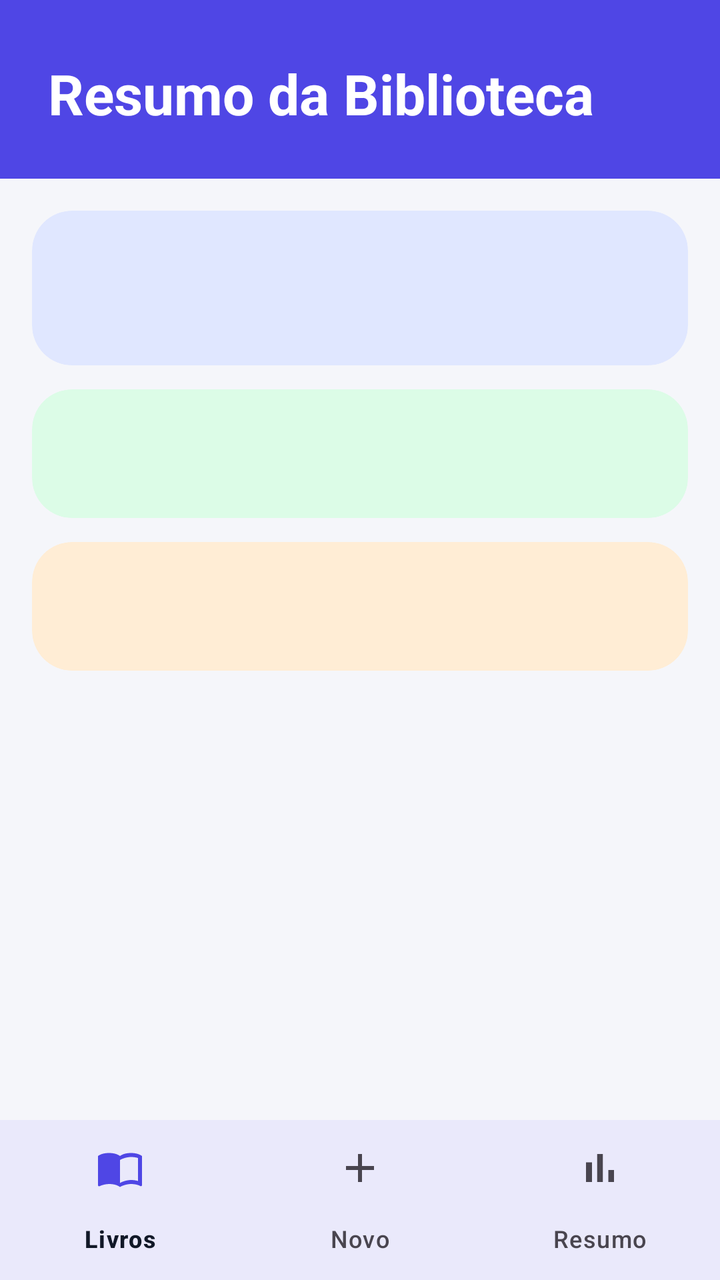
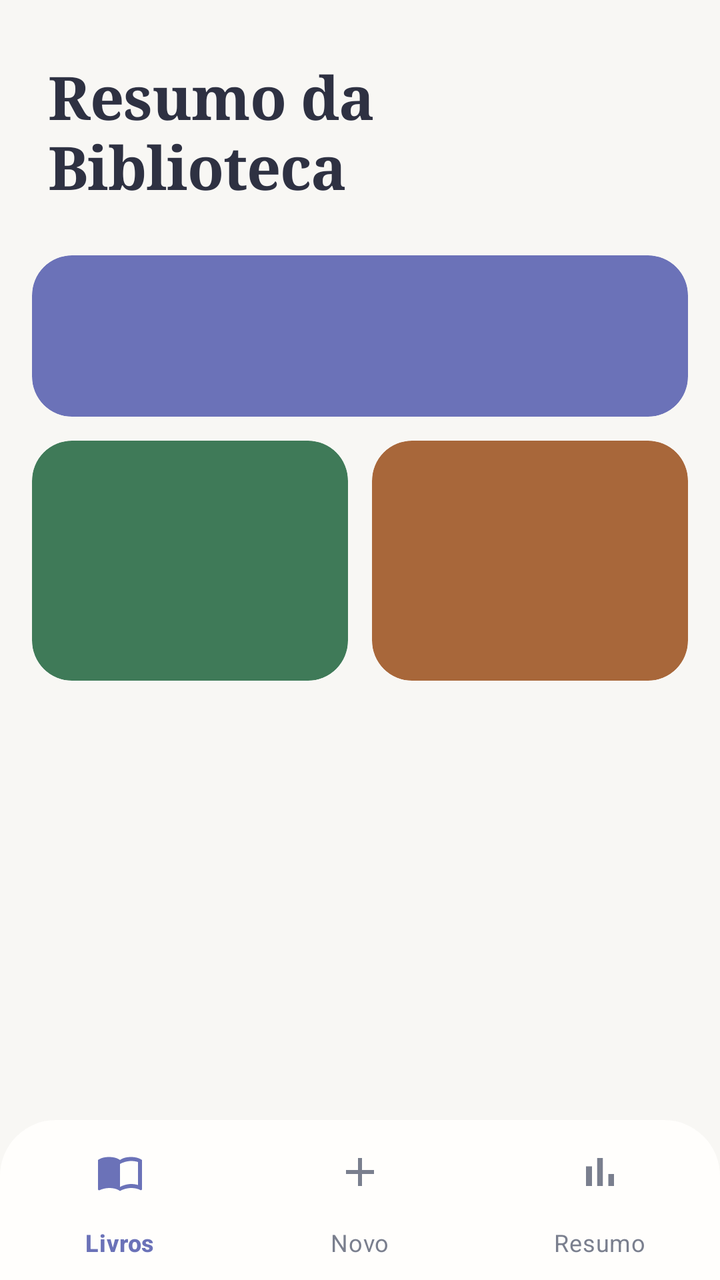

Two renders of the same Android screen: before a commit and after it. Below are the layout's source before the change and the commit's diff.
<!-- AndroidManifest.xml: application theme Theme.BibliotecaPessoal -->
<!-- res/layout/activity_resumo.xml -->
<?xml version="1.0" encoding="utf-8"?>
<androidx.constraintlayout.widget.ConstraintLayout xmlns:android="http://schemas.android.com/apk/res/android"
    xmlns:app="http://schemas.android.com/apk/res-auto"
    xmlns:tools="http://schemas.android.com/tools"
    android:id="@+id/main"
    android:layout_width="match_parent"
    android:layout_height="match_parent"
    android:background="@color/cor_fundo"
    tools:context=".ResumoActivity">

    
    <TextView
        android:id="@+id/txtCabecalho"
        android:layout_width="0dp"
        android:layout_height="wrap_content"
        android:background="@color/cor_primaria"
        android:paddingStart="24dp"
        android:paddingTop="28dp"
        android:paddingEnd="24dp"
        android:paddingBottom="24dp"
        android:text="@string/titulo_resumo"
        android:textColor="@color/cor_texto_cabecalho"
        android:textSize="28sp"
        android:textStyle="bold"
        app:layout_constraintEnd_toEndOf="parent"
        app:layout_constraintStart_toStartOf="parent"
        app:layout_constraintTop_toTopOf="parent" />

    
    <LinearLayout
        android:layout_width="0dp"
        android:layout_height="wrap_content"
        android:orientation="vertical"
        android:padding="16dp"
        app:layout_constraintEnd_toEndOf="parent"
        app:layout_constraintStart_toStartOf="parent"
        app:layout_constraintTop_toBottomOf="@id/txtCabecalho">

        <com.google.android.material.card.MaterialCardView
            android:layout_width="match_parent"
            android:layout_height="wrap_content"
            app:cardBackgroundColor="@color/cor_primaria_clara"
            app:cardCornerRadius="20dp"
            app:cardElevation="0dp"
            app:strokeWidth="0dp">

            <TextView
                android:id="@+id/txtTotal"
                android:layout_width="match_parent"
                android:layout_height="wrap_content"
                android:padding="24dp"
                android:textColor="@color/cor_primaria"
                android:textSize="22sp"
                android:textStyle="bold" />
        </com.google.android.material.card.MaterialCardView>

        <com.google.android.material.card.MaterialCardView
            android:layout_width="match_parent"
            android:layout_height="wrap_content"
            android:layout_marginTop="12dp"
            app:cardBackgroundColor="@color/cor_lido_fundo"
            app:cardCornerRadius="20dp"
            app:cardElevation="0dp"
            app:strokeWidth="0dp">

            <TextView
                android:id="@+id/txtLidos"
                android:layout_width="match_parent"
                android:layout_height="wrap_content"
                android:padding="20dp"
                android:textColor="@color/cor_lido"
                android:textSize="18sp"
                android:textStyle="bold" />
        </com.google.android.material.card.MaterialCardView>

        <com.google.android.material.card.MaterialCardView
            android:layout_width="match_parent"
            android:layout_height="wrap_content"
            android:layout_marginTop="12dp"
            app:cardBackgroundColor="@color/cor_nao_lido_fundo"
            app:cardCornerRadius="20dp"
            app:cardElevation="0dp"
            app:strokeWidth="0dp">

            <TextView
                android:id="@+id/txtNaoLidos"
                android:layout_width="match_parent"
                android:layout_height="wrap_content"
                android:padding="20dp"
                android:textColor="@color/cor_nao_lido"
                android:textSize="18sp"
                android:textStyle="bold" />
        </com.google.android.material.card.MaterialCardView>
    </LinearLayout>

    
    <com.google.android.material.bottomnavigation.BottomNavigationView
        android:id="@+id/bottomNav"
        android:layout_width="0dp"
        android:layout_height="wrap_content"
        android:background="@color/cor_superficie"
        app:elevation="8dp"
        app:layout_constraintBottom_toBottomOf="parent"
        app:layout_constraintEnd_toEndOf="parent"
        app:layout_constraintStart_toStartOf="parent"
        app:menu="@menu/menu_bottom" />

</androidx.constraintlayout.widget.ConstraintLayout>
<!-- resources referenced by this layout -->
<resources>
  <color name="cor_fundo">#F5F6FA</color>
  <color name="cor_lido">#15803D</color>
  <color name="cor_lido_fundo">#DCFCE7</color>
  <color name="cor_nao_lido">#C2410C</color>
  <color name="cor_nao_lido_fundo">#FFEDD5</color>
  <color name="cor_primaria">#4F46E5</color>
  <color name="cor_primaria_clara">#E0E7FF</color>
  <color name="cor_superficie">#FFFFFF</color>
  <style name="Base.Theme.BibliotecaPessoal" parent="Theme.Material3.Light.NoActionBar">
          <item name="colorPrimary">@color/cor_primaria</item>
          <item name="colorOnPrimary">@color/cor_texto_cabecalho</item>
          <item name="colorPrimaryContainer">@color/cor_primaria_clara</item>
          <item name="colorOnPrimaryContainer">@color/cor_primaria</item>
          
          <item name="colorSecondaryContainer">@color/cor_primaria_clara</item>
          <item name="colorOnSecondaryContainer">@color/cor_primaria</item>
          <item name="colorSurface">@color/cor_superficie</item>
          <item name="colorOnSurface">@color/cor_texto_primario</item>
          <item name="colorOutline">@color/cor_divisor</item>
          <item name="android:colorBackground">@color/cor_fundo</item>
          <item name="android:windowBackground">@color/cor_fundo</item>
      </style>
  <color name="cor_texto_primario">#111827</color>
  <color name="cor_divisor">#E5E7EB</color>
  <!-- unchanged entries left out for length: 3 -->
</resources>

<!-- the commit's change to res/layout/activity_resumo.xml (unified diff, before → after) -->
@@ -11,17 +11,14 @@
     
     <TextView
         android:id="@+id/txtCabecalho"
+        style="@style/Texto.Cabecalho"
         android:layout_width="0dp"
         android:layout_height="wrap_content"
-        android:background="@color/cor_primaria"
         android:paddingStart="24dp"
         android:paddingTop="28dp"
         android:paddingEnd="24dp"
-        android:paddingBottom="24dp"
+        android:paddingBottom="8dp"
         android:text="@string/titulo_resumo"
-        android:textColor="@color/cor_texto_cabecalho"
-        android:textSize="28sp"
-        android:textStyle="bold"
         app:layout_constraintEnd_toEndOf="parent"
         app:layout_constraintStart_toStartOf="parent"
         app:layout_constraintTop_toTopOf="parent" />
@@ -39,7 +36,7 @@
         <com.google.android.material.card.MaterialCardView
             android:layout_width="match_parent"
             android:layout_height="wrap_content"
-            app:cardBackgroundColor="@color/cor_primaria_clara"
+            app:cardBackgroundColor="@color/cor_primaria"
             app:cardCornerRadius="20dp"
             app:cardElevation="0dp"
             app:strokeWidth="0dp">
@@ -49,48 +46,58 @@
                 android:layout_width="match_parent"
                 android:layout_height="wrap_content"
                 android:padding="24dp"
-                android:textColor="@color/cor_primaria"
-                android:textSize="22sp"
-                android:textStyle="bold" />
+                android:textColor="@color/cor_texto_cabecalho"
+                android:textAppearance="@style/Texto.ResumoTotal" />
         </com.google.android.material.card.MaterialCardView>
 
-        <com.google.android.material.card.MaterialCardView
+        
+        <LinearLayout
             android:layout_width="match_parent"
             android:layout_height="wrap_content"
             android:layout_marginTop="12dp"
-            app:cardBackgroundColor="@color/cor_lido_fundo"
-            app:cardCornerRadius="20dp"
-            app:cardElevation="0dp"
-            app:strokeWidth="0dp">
+            android:baselineAligned="false"
+            android:orientation="horizontal">
 
-            <TextView
-                android:id="@+id/txtLidos"
-                android:layout_width="match_parent"
-                android:layout_height="wrap_content"
-                android:padding="20dp"
-                android:textColor="@color/cor_lido"
-                android:textSize="18sp"
-                android:textStyle="bold" />
-        </com.google.android.material.card.MaterialCardView>
+            <com.google.android.material.card.MaterialCardView
+                android:layout_width="0dp"
+                android:layout_height="match_parent"
+                android:layout_marginEnd="6dp"
+                android:layout_weight="1"
+                app:cardBackgroundColor="@color/cor_lido"
+                app:cardCornerRadius="20dp"
+                app:cardElevation="0dp"
+                app:strokeWidth="0dp">
 
-        <com.google.android.material.card.MaterialCardView
-            android:layout_width="match_parent"
-            android:layout_height="wrap_content"
-            android:layout_marginTop="12dp"
-            app:cardBackgroundColor="@color/cor_nao_lido_fundo"
-            app:cardCornerRadius="20dp"
-            app:cardElevation="0dp"
-            app:strokeWidth="0dp">
+                <TextView
+                    android:id="@+id/txtLidos"
+                    android:layout_width="match_parent"
+                    android:layout_height="wrap_content"
+                    android:minHeight="120dp"
+                    android:padding="20dp"
+                    android:textColor="@color/cor_texto_cabecalho"
+                    android:textAppearance="@style/Texto.ResumoItem" />
+            </com.google.android.material.card.MaterialCardView>
 
-            <TextView
-                android:id="@+id/txtNaoLidos"
-                android:layout_width="match_parent"
-                android:layout_height="wrap_content"
-                android:padding="20dp"
-                android:textColor="@color/cor_nao_lido"
-                android:textSize="18sp"
-                android:textStyle="bold" />
-        </com.google.android.material.card.MaterialCardView>
+            <com.google.android.material.card.MaterialCardView
+                android:layout_width="0dp"
+                android:layout_height="match_parent"
+                android:layout_marginStart="6dp"
+                android:layout_weight="1"
+                app:cardBackgroundColor="@color/cor_nao_lido"
+                app:cardCornerRadius="20dp"
+                app:cardElevation="0dp"
+                app:strokeWidth="0dp">
+
+                <TextView
+                    android:id="@+id/txtNaoLidos"
+                    android:layout_width="match_parent"
+                    android:layout_height="wrap_content"
+                    android:minHeight="120dp"
+                    android:padding="20dp"
+                    android:textColor="@color/cor_texto_cabecalho"
+                    android:textAppearance="@style/Texto.ResumoItem" />
+            </com.google.android.material.card.MaterialCardView>
+        </LinearLayout>
     </LinearLayout>
 
     
@@ -98,8 +105,6 @@
         android:id="@+id/bottomNav"
         android:layout_width="0dp"
         android:layout_height="wrap_content"
-        android:background="@color/cor_superficie"
-        app:elevation="8dp"
         app:layout_constraintBottom_toBottomOf="parent"
         app:layout_constraintEnd_toEndOf="parent"
         app:layout_constraintStart_toStartOf="parent"
<!-- resource entries referenced after the edit -->
@@ -1,13 +1,28 @@
 <!-- resources referenced by this layout -->
 <resources>
-  <color name="cor_fundo">#F5F6FA</color>
-  <color name="cor_lido">#15803D</color>
-  <color name="cor_lido_fundo">#DCFCE7</color>
-  <color name="cor_nao_lido">#C2410C</color>
-  <color name="cor_nao_lido_fundo">#FFEDD5</color>
-  <color name="cor_primaria">#4F46E5</color>
-  <color name="cor_primaria_clara">#E0E7FF</color>
-  <color name="cor_superficie">#FFFFFF</color>
+  <color name="cor_fundo">#F8F7F4</color>
+  <color name="cor_lido">#3F7A58</color>
+  <color name="cor_nao_lido">#A8673A</color>
+  <color name="cor_primaria">#6B72B8</color>
+  <style name="Texto.Cabecalho" parent="">
+          <item name="android:fontFamily">serif</item>
+          <item name="android:textStyle">bold</item>
+          <item name="android:textSize">30sp</item>
+          <item name="android:letterSpacing">-0.01</item>
+          <item name="android:textColor">@color/cor_texto_primario</item>
+      </style>
+  <style name="Texto.ResumoItem" parent="">
+          <item name="android:fontFamily">sans-serif-medium</item>
+          <item name="android:textSize">18sp</item>
+          <item name="android:letterSpacing">0.01</item>
+      </style>
+  <style name="Texto.ResumoTotal" parent="">
+          <item name="android:fontFamily">serif</item>
+          <item name="android:textStyle">bold</item>
+          <item name="android:textSize">24sp</item>
+      </style>
+  <color name="cor_primaria_clara">#F2F2F8</color>
+  <color name="cor_superficie">#FFFEFC</color>
   <style name="Base.Theme.BibliotecaPessoal" parent="Theme.Material3.Light.NoActionBar">
           <item name="colorPrimary">@color/cor_primaria</item>
           <item name="colorOnPrimary">@color/cor_texto_cabecalho</item>
@@ -21,9 +36,65 @@
           <item name="colorOutline">@color/cor_divisor</item>
           <item name="android:colorBackground">@color/cor_fundo</item>
           <item name="android:windowBackground">@color/cor_fundo</item>
+          
+          <item name="materialButtonStyle">@style/Botao.Principal</item>
+          <item name="bottomNavigationStyle">@style/MenuInferior</item>
+          <item name="checkboxStyle">@style/Caixa.Lido</item>
       </style>
-  <color name="cor_texto_primario">#111827</color>
-  <color name="cor_divisor">#E5E7EB</color>
+  <color name="cor_texto_primario">#2E3142</color>
+  <color name="cor_divisor">#ECEAE4</color>
+  <style name="Botao.Principal" parent="Widget.Material3.Button">
+          <item name="android:fontFamily">sans-serif-medium</item>
+          <item name="android:textAllCaps">false</item>
+          <item name="android:textSize">16sp</item>
+          <item name="android:letterSpacing">0.02</item>
+      </style>
+  <style name="MenuInferior" parent="Widget.Material3.BottomNavigationView">
+          <item name="backgroundTint">@color/cor_superficie</item>
+          <item name="elevation">16dp</item>
+          <item name="shapeAppearance">@style/Forma.MenuInferior</item>
+          <item name="itemPaddingTop">14dp</item>
+          <item name="itemPaddingBottom">14dp</item>
+          <item name="labelVisibilityMode">labeled</item>
+          <item name="itemTextAppearanceActive">@style/Texto.MenuAtivo</item>
+          <item name="itemTextAppearanceInactive">@style/Texto.MenuInativo</item>
+          <item name="itemActiveIndicatorStyle">@style/Indicador.MenuInferior</item>
+          <item name="materialThemeOverlay">@style/Overlay.MenuInferior</item>
+      </style>
+  <style name="Caixa.Lido" parent="Widget.Material3.CompoundButton.CheckBox">
+          <item name="android:fontFamily">sans-serif</item>
+          <item name="android:textSize">16sp</item>
+      </style>
+  <style name="Forma.MenuInferior" parent="">
+          <item name="cornerFamily">rounded</item>
+          <item name="cornerSizeTopLeft">28dp</item>
+          <item name="cornerSizeTopRight">28dp</item>
+          <item name="cornerSizeBottomLeft">0dp</item>
+          <item name="cornerSizeBottomRight">0dp</item>
+      </style>
+  <style name="Texto.MenuAtivo" parent="TextAppearance.Material3.LabelMedium">
+          <item name="android:fontFamily">sans-serif-medium</item>
+          <item name="fontFamily">sans-serif-medium</item>
+          <item name="android:letterSpacing">0.02</item>
+      </style>
+  <style name="Texto.MenuInativo" parent="TextAppearance.Material3.LabelMedium">
+          <item name="android:fontFamily">sans-serif</item>
+          <item name="fontFamily">sans-serif</item>
+          <item name="android:letterSpacing">0.02</item>
+      </style>
+  <style name="Indicador.MenuInferior" parent="Widget.Material3.BottomNavigationView.ActiveIndicator">
+          <item name="android:width">72dp</item>
+          <item name="android:height">34dp</item>
+          <item name="android:color">@color/cor_primaria_clara</item>
+      </style>
+  <style name="Overlay.MenuInferior" parent="">
+          <item name="colorOnSecondaryContainer">@color/cor_primaria</item>
+          <item name="colorOnSurface">@color/cor_primaria</item>
+          <item name="colorOnSurfaceVariant">@color/cor_texto_secundario</item>
+          <item name="elevationOverlayEnabled">false</item>
+          <item name="colorSurfaceContainer">@color/cor_superficie</item>
+      </style>
+  <color name="cor_texto_secundario">#7A7F8E</color>
   <!-- unchanged entries left out for length: 3 -->
 </resources>
 
